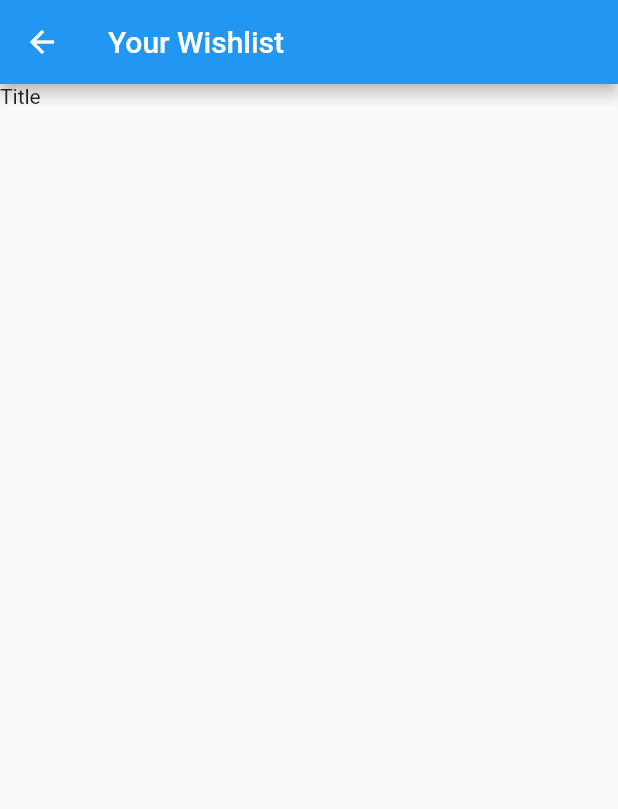
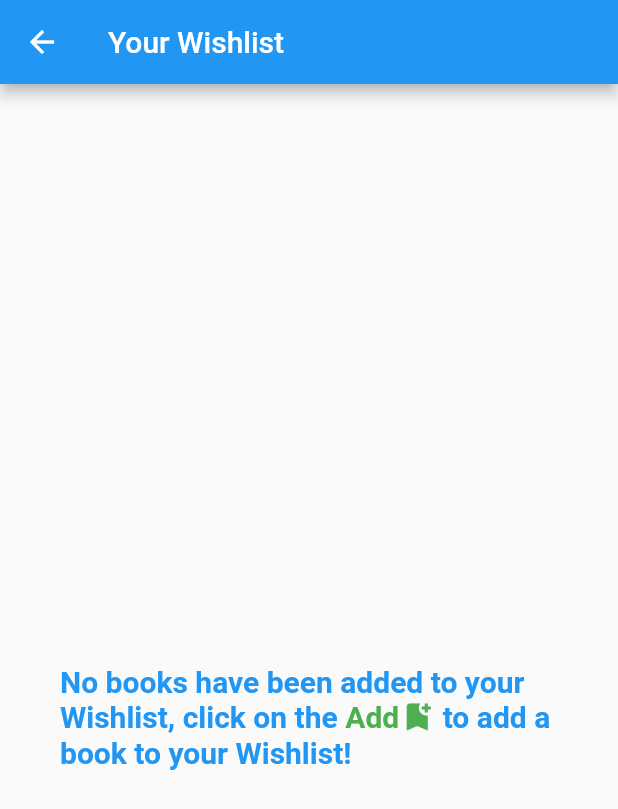
Before and after one commit to CiaranJohnson/judge_a_book_by_its_cover, a Flutter app: the BookInfoScreen screen opened by its route, after a tap on the "bookmark" icon, on a phone screen of 412 x 824 dp. Shown: the top 809 px of the screen. Run offline on Flutter 3.47's test engine with Material 2 defaults, Android fonts, the phone set to English and light mode, and no system bars; network calls fail.

Commit message:
Wishlist ListView and Tiles implemented

```diff
--- a/lib/screens/book_info_screen.dart
+++ b/lib/screens/book_info_screen.dart
@@ -100,7 +100,7 @@ class _BookInfoScreenState extends State<BookInfoScreen> {
                                     ),
                                   ],
                                 ),
-                                maxLines: 4,
+                                maxLines: 3,
                                 overflow: TextOverflow.ellipsis,
                               ),
                               RichText(
@@ -120,6 +120,8 @@ class _BookInfoScreenState extends State<BookInfoScreen> {
                                     ),
                                   ],
                                 ),
+                                maxLines: 3,
+                                overflow: TextOverflow.ellipsis,
                               ),
                             ],
                           ),
--- a/lib/screens/wishlist_screen.dart
+++ b/lib/screens/wishlist_screen.dart
@@ -1,8 +1,13 @@
+import 'dart:collection';
+
 import 'package:flutter/cupertino.dart';
 import 'package:flutter/material.dart';
 import 'package:judge_a_book_by_its_cover/components/book.dart';
 import 'package:judge_a_book_by_its_cover/components/booklists.dart';
+import 'package:judge_a_book_by_its_cover/widgets/book_cover.dart';
 import 'package:provider/provider.dart';
+
+import '../constants.dart';
 
 class WishlistScreen extends StatefulWidget {
   static const String id = "wishlist_screen";
@@ -11,6 +16,48 @@ class WishlistScreen extends StatefulWidget {
 }
 
 class _WishlistScreenState extends State<WishlistScreen> {
+  List<ListTile> getWishlistTiles() {
+    List<Book> wishlist =
+        Provider.of<Booklists>(context, listen: true).wishlist;
+    List<ListTile> wishlistTiles = [];
+    wishlist.forEach(
+      (Book book) {
+        wishlistTiles.add(
+          ListTile(
+            leading: BookCover(
+              height: 100,
+              width: 50,
+              bookCoverURL: book.urlLink,
+            ),
+            title: Text(
+              book.title,
+              style: TextStyle(
+                color: Colors.blue,
+                fontWeight: FontWeight.bold,
+                fontSize: 15.0,
+              ),
+              maxLines: 2,
+              overflow: TextOverflow.ellipsis,
+            ),
+            subtitle: Text(
+              book.authors,
+              style: TextStyle(
+                color: Colors.blue,
+                fontWeight: FontWeight.bold,
+                fontSize: 10.0,
+              ),
+              maxLines: 1,
+              overflow: TextOverflow.ellipsis,
+            ),
+            trailing: Icon(Icons.keyboard_arrow_right),
+            onTap: () => 'yo',
+          ),
+        );
+      },
+    );
+    return wishlistTiles;
+  }
+
   @override
   Widget build(BuildContext context) {
     return Consumer<Booklists>(
@@ -19,7 +66,47 @@ class _WishlistScreenState extends State<WishlistScreen> {
           title: Text('Your Wishlist'),
         ),
         body: Container(
-          child: Text(booklists.currentBook.title),
+          padding: EdgeInsets.symmetric(
+            vertical: 10.0,
+          ),
+          child: ListView(
+            children: getWishlistTiles().length > 0
+                ? getWishlistTiles()
+                : [
+                    Container(
+                      padding: EdgeInsets.all(40.0),
+                      height: MediaQuery.of(context).size.height,
+                      width: MediaQuery.of(context).size.width,
+                      child: Center(
+                        child: RichText(
+                          text: TextSpan(
+                            text:
+                                'No books have been added to your Wishlist, click on the ',
+                            style: TextStyle(
+                              color: Colors.blue,
+                              fontWeight: FontWeight.bold,
+                              fontSize: 20.0,
+                            ),
+                            children: [
+                              TextSpan(
+                                text: 'Add',
+                                style: TextStyle(color: Colors.green),
+                              ),
+                              WidgetSpan(
+                                child: Icon(
+                                  Icons.bookmark_add,
+                                  color: Colors.green,
+                                ),
+                              ),
+                              TextSpan(
+                                  text: ' to add a book to your Wishlist!'),
+                            ],
+                          ),
+                        ),
+                      ),
+                    )
+                  ],
+          ),
         ),
       ),
     );
```
